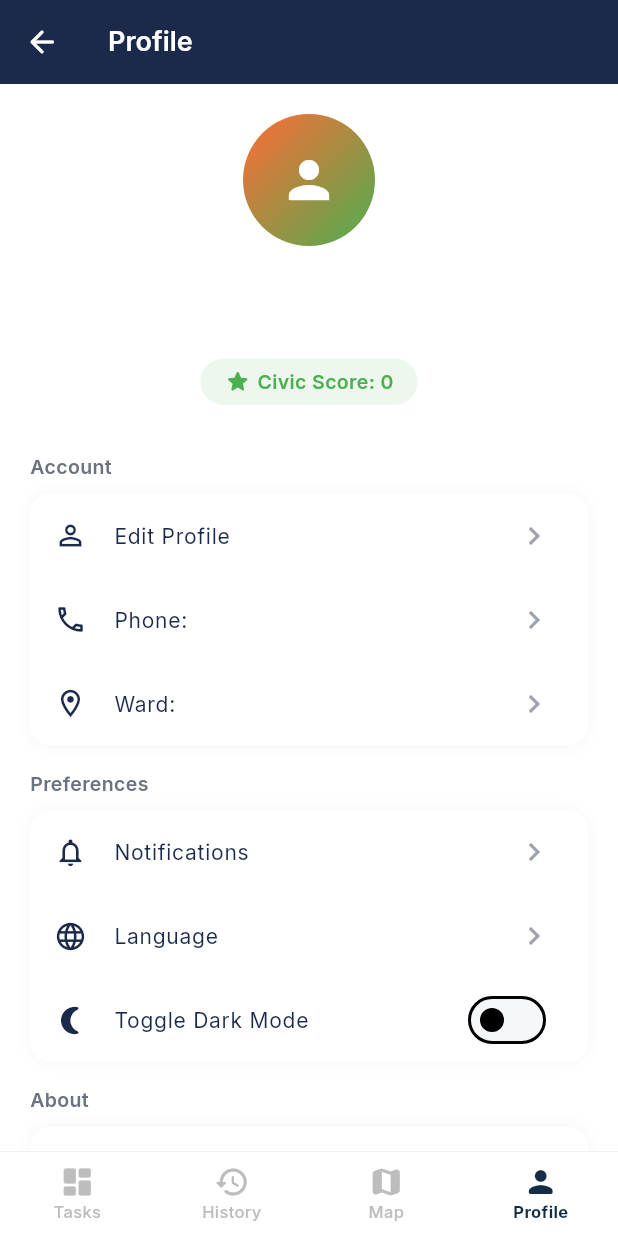
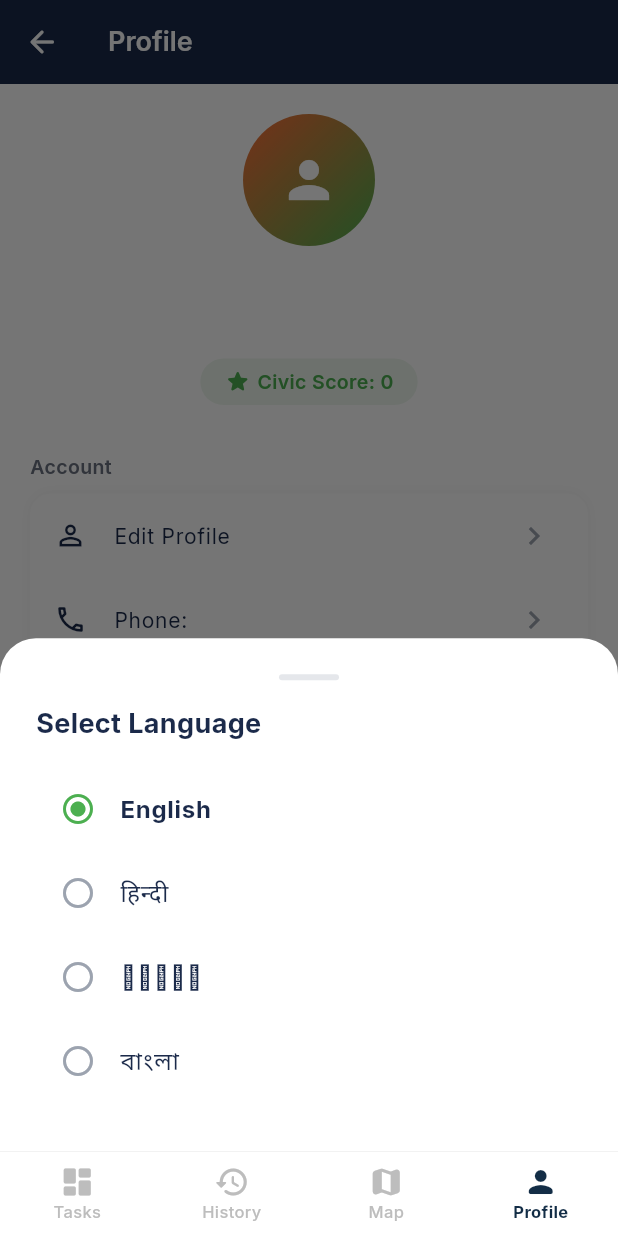
Before and after one commit to thisIsRajbirMajhi/Nagar-Sewa-2.0, a Flutter app: the ProfileScreen screen opened by its route, after a tap on "Language", on a phone screen of 412 x 824 dp. Run offline on Flutter 3.47's test engine with Material 3 defaults, Android fonts, the light colour scheme and no system bars; drawn by our look-alikes of flutter_animate; our stand-ins replace cached_network_image, connectivity_plus, flutter_dotenv, flutter_riverpod, geocoding, geolocator and 10 more; missing offline and left inert: maplibre_gl; accounts and stored records are empty.

Commit message:
feat: add TranslationService, TranslatedText widget, and language picker in profile

```diff
--- a/lib/features/profile/screens/profile_screen.dart
+++ b/lib/features/profile/screens/profile_screen.dart
@@ -8,6 +8,8 @@ import '../../../core/widgets/app_button.dart';
 import '../../../models/user_model.dart';
 import '../../../services/supabase_service.dart';
 import '../../../providers/theme_provider.dart';
+import '../../../providers/locale_provider.dart';
+import 'package:nagar_sewa/l10n/app_localizations.dart';
 
 class ProfileScreen extends ConsumerStatefulWidget {
   const ProfileScreen({super.key});
@@ -167,7 +169,7 @@ class _ProfileScreenState extends ConsumerState<ProfileScreen> {
                       'Notifications',
                       () => context.push('/notifications'),
                     ),
-                    _buildTile(Icons.language, 'Language', () {}),
+                    _buildLanguageTile(),
                     SwitchListTile(
                       value: ref.watch(themeProvider) == ThemeMode.dark,
                       onChanged: (_) {
@@ -288,4 +290,109 @@ class _ProfileScreenState extends ConsumerState<ProfileScreen> {
       shape: RoundedRectangleBorder(borderRadius: BorderRadius.circular(14)),
     );
   }
+
+  Widget _buildLanguageTile() {
+    final locale = ref.watch(localeProvider);
+    final languageNames = {
+      'en': 'English',
+      'hi': 'हिन्दी',
+      'or': 'ଓଡ଼ିଆ',
+      'bn': 'বাংলা',
+    };
+    final currentName = languageNames[locale.languageCode] ?? 'English';
+
+    return ListTile(
+      leading: Icon(Icons.language, color: AppColors.navyPrimary, size: 22),
+      title: Text(
+        AppLocalizations.of(context).language,
+        style: GoogleFonts.inter(fontSize: 14),
+      ),
+      subtitle: Text(
+        currentName,
+        style: GoogleFonts.inter(
+          fontSize: 12,
+          color: AppColors.textSecondary,
+        ),
+      ),
+      trailing: Icon(Icons.chevron_right, color: AppColors.textLight),
+      onTap: () => _showLanguagePicker(locale.languageCode, languageNames),
+      shape: RoundedRectangleBorder(borderRadius: BorderRadius.circular(14)),
+    );
+  }
+
+  void _showLanguagePicker(
+    String currentCode,
+    Map<String, String> names,
+  ) {
+    showModalBottomSheet(
+      context: context,
+      backgroundColor: Colors.transparent,
+      builder: (context) => Container(
+        decoration: BoxDecoration(
+          color: AppColors.cardBg,
+          borderRadius:
+              const BorderRadius.vertical(top: Radius.circular(24)),
+        ),
+        padding: const EdgeInsets.all(24),
+        child: Column(
+          mainAxisSize: MainAxisSize.min,
+          crossAxisAlignment: CrossAxisAlignment.start,
+          children: [
+            Center(
+              child: Container(
+                width: 40,
+                height: 4,
+                decoration: BoxDecoration(
+                  color: AppColors.border,
+                  borderRadius: BorderRadius.circular(2),
+                ),
+              ),
+            ),
+            const SizedBox(height: 16),
+            Text(
+              AppLocalizations.of(this.context).selectLanguage,
+              style: GoogleFonts.inter(
+                fontSize: 18,
+                fontWeight: FontWeight.w700,
+                color: AppColors.textPrimary,
+              ),
+            ),
+            const SizedBox(height: 16),
+            ...names.entries.map((entry) {
+              final isSelected = entry.key == currentCode;
+              return ListTile(
+                leading: Icon(
+                  isSelected
+                      ? Icons.radio_button_checked
+                      : Icons.radio_button_off,
+                  color: isSelected
+                      ? AppColors.greenAccent
+                      : AppColors.textLight,
+                ),
+                title: Text(
+                  entry.value,
+                  style: GoogleFonts.inter(
+                    fontSize: 16,
+                    fontWeight:
+                        isSelected ? FontWeight.w700 : FontWeight.w400,
+                    color: AppColors.textPrimary,
+                  ),
+                ),
+                onTap: () {
+                  ref
+                      .read(localeProvider.notifier)
+                      .setLocale(entry.key);
+                  Navigator.pop(context);
+                },
+                shape: RoundedRectangleBorder(
+                  borderRadius: BorderRadius.circular(12),
+                ),
+              );
+            }),
+            const SizedBox(height: 8),
+          ],
+        ),
+      ),
+    );
+  }
 }
```
Also changed, not shown: lib/core/widgets/translated_text.dart (added, +132 -0 lines), lib/services/translation_service.dart (added, +87 -0 lines).
